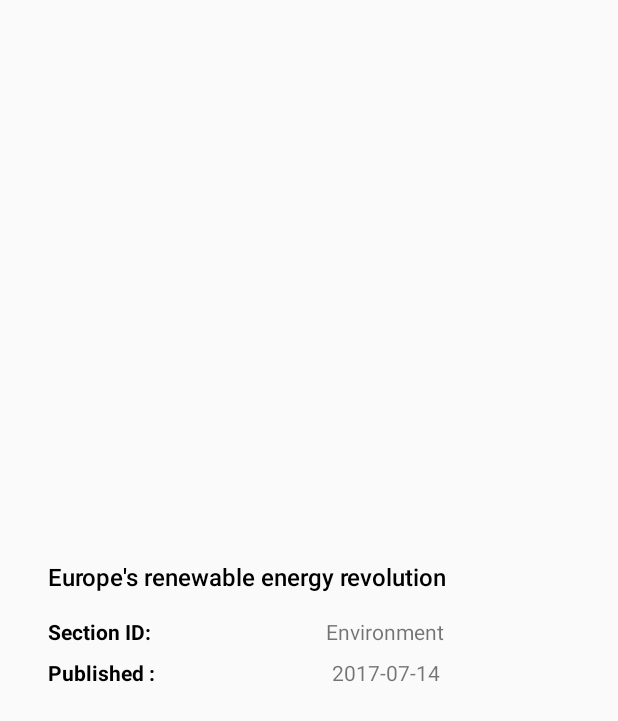
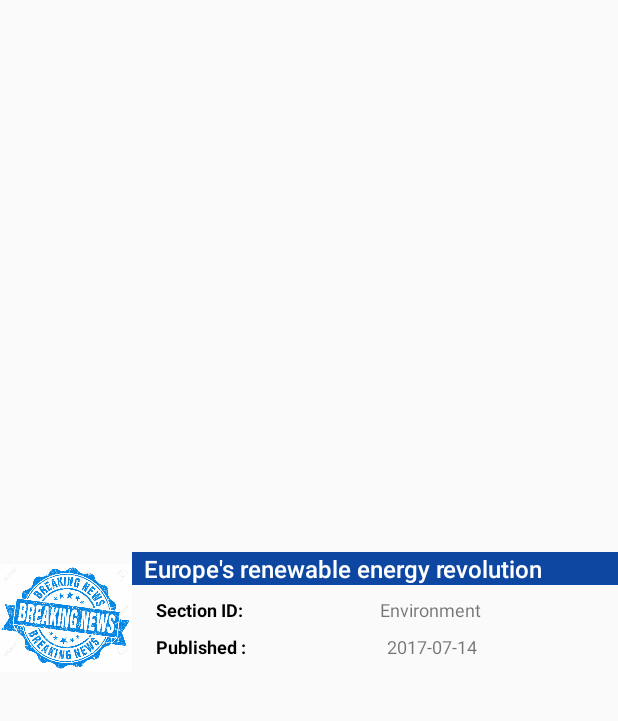
Before and after one commit to fernandoapeguero/NewsApp, an Android app: the layout list_item.xml on its own in the app's theme, with its tools: preview values and no code run, on a phone screen of 412 x 824 dp. Shown: the top 721 px of the screen. Run offline under Robolectric (Android 15) with nearby library versions, the phone set to English and light mode, and no system bars.

Commit message:
added image and a little bit of visual polish to the ui next add the httprequest utils class

```diff
--- a/app/src/main/res/layout/list_item.xml
+++ b/app/src/main/res/layout/list_item.xml
@@ -2,31 +2,40 @@
 <LinearLayout xmlns:android="http://schemas.android.com/apk/res/android"
     xmlns:tools="http://schemas.android.com/tools"
     android:layout_width="match_parent"
-    android:layout_height="wrap_content"
+    android:layout_height="@dimen/list_item_height"
     android:layout_gravity="center"
-    android:orientation="vertical"
-    android:padding="16dp">
+    android:orientation="horizontal">
+
+    <ImageView
+        android:layout_width="@dimen/list_item_height"
+        android:layout_height="@dimen/list_item_height"
+        android:src="@drawable/breaking_news" />
+
+    <LinearLayout
+        android:layout_width="match_parent"
+        android:layout_height="match_parent"
+        android:orientation="vertical">
 
         <TextView
             android:id="@+id/web_title"
             android:layout_width="match_parent"
             android:layout_height="wrap_content"
             android:fontFamily="sans-serif-light"
-
             android:maxLines="1"
-        android:paddingBottom="8dp"
-        android:paddingLeft="16dp"
-        android:paddingTop="8dp"
-        android:textColor="@android:color/black"
+            android:ellipsize="end"
+            android:paddingLeft="8dp"
+            android:background="#0D47A1"
+            android:textColor="#FFFFFF"
             android:textSize="16sp"
             android:textStyle="bold"
             tools:text="Europe's renewable energy revolution" />
 
 
         <LinearLayout
-        android:orientation="horizontal"
+            android:paddingLeft="16dp"
             android:layout_width="match_parent"
-        android:layout_height="wrap_content">
+            android:layout_height="wrap_content"
+            android:orientation="horizontal">
 
 
             <TextView
@@ -34,27 +43,27 @@
                 android:layout_width="wrap_content"
                 android:layout_height="wrap_content"
                 android:paddingTop="8dp"
-        android:paddingLeft="16dp"
-        android:text="Section ID:"
+                android:textSize="12sp"
+                android:text="@string/section_id"
                 android:textColor="@android:color/black"
                 android:textStyle="bold" />
 
             <TextView
                 android:id="@+id/section_id"
+                android:layout_width="0dp"
+                android:layout_height="wrap_content"
                 android:layout_weight="1"
                 android:gravity="center"
-        android:layout_width="0dp"
-        android:layout_height="wrap_content"
-        android:paddingLeft="16dp"
-        android:textSize="14sp"
+                android:textSize="12sp"
                 tools:text="Environment" />
 
         </LinearLayout>
 
         <LinearLayout
-        android:orientation="horizontal"
+            android:paddingLeft="16dp"
             android:layout_width="match_parent"
-        android:layout_height="wrap_content">
+            android:layout_height="wrap_content"
+            android:orientation="horizontal">
 
 
             <TextView
@@ -62,22 +71,23 @@
                 android:layout_width="wrap_content"
                 android:layout_height="wrap_content"
                 android:gravity="center"
-        android:paddingLeft="16dp"
                 android:paddingTop="8dp"
-        android:text="Published :"
+                android:text="@string/published"
                 android:textColor="@android:color/black"
-        android:textSize="14sp"
+                android:textSize="12sp"
                 android:textStyle="bold" />
 
             <TextView
                 android:id="@+id/date"
+                android:layout_width="0dp"
+                android:layout_height="wrap_content"
                 android:layout_weight="1"
-        android:layout_width="0dp"
                 android:gravity="center"
-        android:paddingLeft="16dp"
-        android:layout_height="wrap_content"
+                android:textSize="12sp"
                 tools:text="2017-07-14" />
 
         </LinearLayout>
 
     </LinearLayout>
+
+</LinearLayout>
--- a/app/src/main/res/values/strings.xml
+++ b/app/src/main/res/values/strings.xml
@@ -1,3 +1,5 @@
 <resources>
     <string name="app_name">News App</string>
+    <string name="section_id">Section ID:</string>
+    <string name="published">Published :</string>
 </resources>
```
Also changed, not shown: app/src/main/res/drawable-hdpi/breaking_news.png (added), app/src/main/res/drawable-mdpi/breaking_news.png (added), app/src/main/res/drawable-xhdpi/breaking_news.png (added), 2 other files. Lines whose indentation alone changed are shown as unchanged.
